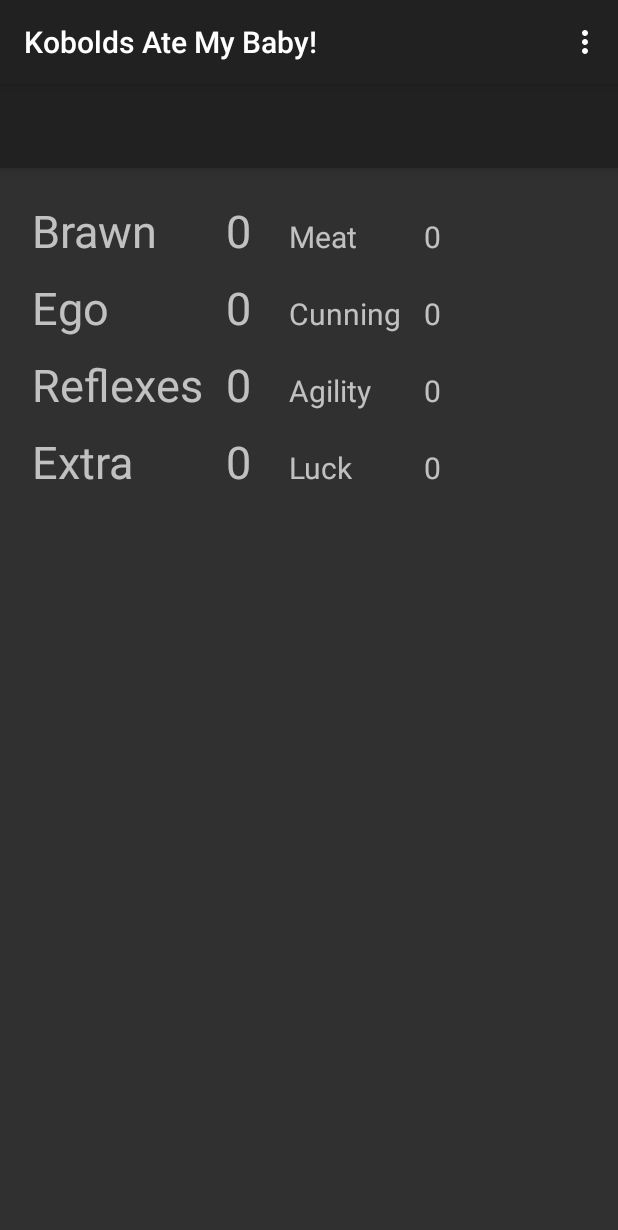
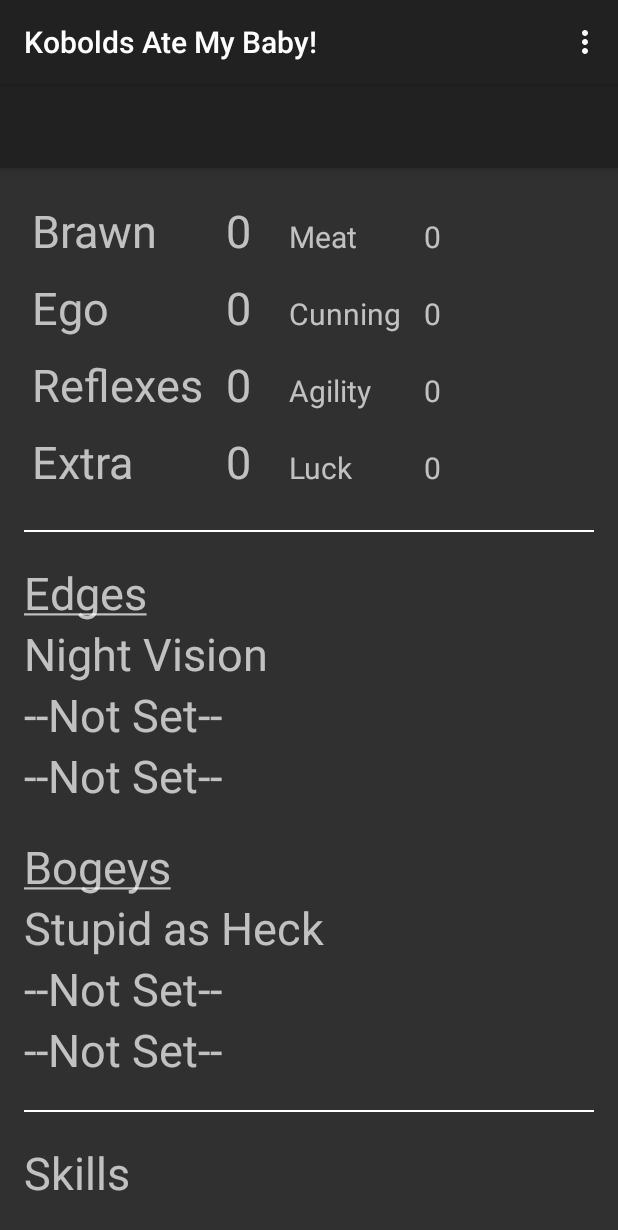
Before and after one commit to k-wiens/kamb, an Android app: the screen it shows after launch (MainActivity), on a phone screen of 412 x 824 dp. Shown: the top 1230 px of the screen. Run offline under Robolectric (Android 15) with nearby library versions, the phone set to English and light mode, and no system bars.

Commit message:
Added a few more sections

```diff
--- a/app/src/main/java/turkeyworks/com/kamb/MainActivity.java
+++ b/app/src/main/java/turkeyworks/com/kamb/MainActivity.java
@@ -1,19 +1,25 @@
 package turkeyworks.com.kamb;
 
+import android.content.DialogInterface;
 import android.content.SharedPreferences;
 import android.os.Bundle;
+import android.preference.PreferenceManager;
 import android.support.design.widget.Snackbar;
+import android.support.v7.app.AlertDialog;
 import android.support.v7.app.AppCompatActivity;
+import android.text.Editable;
+import android.text.TextWatcher;
 import android.util.Log;
 import android.view.Menu;
 import android.view.MenuItem;
+import android.view.View;
+import android.widget.EditText;
 import android.widget.TextView;
 
 public class MainActivity extends AppCompatActivity {
 
     private final String TAG = "MainActivity";
 
-    private String PREF_NAME = "kamb";
     private String PREF_VP = "victoryPoints";
 
     private int iBrawn = 0;
@@ -38,9 +44,6 @@
 
     private int iDeathStrikes;
 
-    // managed in stored preferences
-    private int iVictoryPoints;
-
     @Override
     protected void onCreate(Bundle savedInstanceState) {
         super.onCreate(savedInstanceState);
@@ -48,6 +51,25 @@
 
         this.setTitle("Kobolds Ate My Baby!");
         loadVictoryPoints();
+
+        // add text watcher so we know when victory points are changed
+        EditText vp = (EditText) findViewById(R.id.vp_value);
+        vp.addTextChangedListener(new TextWatcher() {
+
+            @Override
+            public void onTextChanged(CharSequence s, int start, int before,
+                                      int count) { }
+
+            @Override
+            public void beforeTextChanged(CharSequence s, int start, int count,
+                                          int after) { }
+
+            @Override
+            public void afterTextChanged(Editable s) {
+                int points = Integer.parseInt(s.toString());
+                saveVictoryPoints(points);
+            }
+        });
     }
 
     @Override
@@ -128,6 +150,13 @@
         setTextViewValue(R.id.luck_value,    Integer.toString(iLuck));
         setTextViewValue(R.id.cunning_value, Integer.toString(iCunning));
 
+        setTextViewValue(R.id.edge1, sEdge1);
+        setTextViewValue(R.id.edge2, sEdge2);
+        setTextViewValue(R.id.bogey1, sBogey1);
+        setTextViewValue(R.id.bogey2, sBogey2);
+
+        setTextViewValue(R.id.ds_value, Integer.toString(iDeathStrikes));
+
         //endregion
     }
 
@@ -137,14 +166,26 @@
         else Log.e(TAG, "Unable to find TextView");
     }
 
-    private void saveVictoryPoints(int num) {
-        SharedPreferences.Editor editor = getSharedPreferences(PREF_NAME, MODE_PRIVATE).edit();
-        editor.putInt(PREF_VP, iVictoryPoints);
+    private void saveVictoryPoints(int points) {
+        SharedPreferences preferences = PreferenceManager.getDefaultSharedPreferences(this);
+        SharedPreferences.Editor editor = preferences.edit();
+        editor.putInt(PREF_VP, points);
         editor.apply();
     }
 
     private void loadVictoryPoints() {
-        SharedPreferences prefs = getSharedPreferences(PREF_NAME, MODE_PRIVATE);
-        iVictoryPoints = prefs.getInt(PREF_VP, 0); // 0 is the default value.
+        SharedPreferences prefs = PreferenceManager.getDefaultSharedPreferences(this);
+        int points = prefs.getInt(PREF_VP, 0); // 0 is the default value.
+        setTextViewValue(R.id.vp_value, Integer.toString(points));
+    }
+
+    public void showInfo(View view) {
+        String title = ((TextView) view).getText().toString();
+        String info = Lookup.getInfo(title);
+
+        AlertDialog alertDialog = new AlertDialog.Builder(MainActivity.this).create();
+        alertDialog.setTitle(title);
+        alertDialog.setMessage(info);
+        alertDialog.show();
     }
 }
--- a/app/src/main/res/layout/activity_main.xml
+++ b/app/src/main/res/layout/activity_main.xml
@@ -21,6 +21,52 @@
 
     </android.support.design.widget.AppBarLayout>
 
-    <include layout="@layout/content_stats" />
+    <ScrollView
+        xmlns:app="http://schemas.android.com/apk/res-auto"
+        android:layout_width="match_parent"
+        android:layout_height="wrap_content"
+        android:paddingBottom="@dimen/activity_vertical_margin"
+        android:paddingLeft="@dimen/activity_horizontal_margin"
+        android:paddingRight="@dimen/activity_horizontal_margin"
+        android:paddingTop="@dimen/activity_vertical_margin"
+        app:layout_behavior="@string/appbar_scrolling_view_behavior"
+        android:scrollbars="none">
+
+        <LinearLayout
+            android:layout_width="match_parent"
+            android:layout_height="wrap_content"
+            android:orientation="vertical">
+
+            <include layout="@layout/content_stats" />
+
+            <View
+                android:layout_width="match_parent"
+                android:layout_height="1dp"
+                android:layout_marginTop="20dp"
+                android:layout_marginBottom="20dp"
+                android:background="@android:color/white"/>
+
+            <include layout="@layout/content_attrs" />
+
+            <View
+                android:layout_width="match_parent"
+                android:layout_height="1dp"
+                android:layout_marginTop="20dp"
+                android:layout_marginBottom="20dp"
+                android:background="@android:color/white"/>
+
+            <include layout="@layout/content_skills" />
+
+            <View
+                android:layout_width="match_parent"
+                android:layout_height="1dp"
+                android:layout_marginTop="20dp"
+                android:layout_marginBottom="20dp"
+                android:background="@android:color/white"/>
+
+            <include layout="@layout/content_vp" />
+
+        </LinearLayout>
+    </ScrollView>
 
 </android.support.design.widget.CoordinatorLayout>
--- /dev/null
+++ b/app/src/main/res/layout/content_attrs.xml
@@ -0,0 +1,61 @@
+<?xml version="1.0" encoding="utf-8"?>
+<LinearLayout xmlns:android="http://schemas.android.com/apk/res/android"
+    android:layout_width="match_parent"
+    android:layout_height="wrap_content"
+    android:orientation="vertical">
+
+    <!-- Edges -->
+    <TextView
+        android:layout_width="wrap_content"
+        android:layout_height="wrap_content"
+        android:text="@string/edges"
+        android:textSize="30sp"/>
+    <TextView
+        android:layout_width="wrap_content"
+        android:layout_height="wrap_content"
+        android:text="@string/defaultEdge"
+        android:textSize="30sp"
+        android:onClick="showInfo"/>
+    <TextView
+        android:id="@+id/edge1"
+        android:layout_width="wrap_content"
+        android:layout_height="wrap_content"
+        android:text="@string/not_set"
+        android:textSize="30sp"
+        android:onClick="showInfo"/>
+    <TextView
+        android:id="@+id/edge2"
+        android:layout_width="wrap_content"
+        android:layout_height="wrap_content"
+        android:text="@string/not_set"
+        android:textSize="30sp"
+        android:onClick="showInfo"/>
+
+    <!-- Bogeys -->
+    <TextView
+        android:layout_width="wrap_content"
+        android:layout_height="wrap_content"
+        android:layout_marginTop="20dp"
+        android:text="@string/bogeys"
+        android:textSize="30sp"/>
+    <TextView
+        android:layout_width="wrap_content"
+        android:layout_height="wrap_content"
+        android:text="@string/defaultBogey"
+        android:textSize="30sp"
+        android:onClick="showInfo"/>
+    <TextView
+        android:id="@+id/bogey1"
+        android:layout_width="wrap_content"
+        android:layout_height="wrap_content"
+        android:text="@string/not_set"
+        android:textSize="30sp"
+        android:onClick="showInfo"/>
+    <TextView
+        android:id="@+id/bogey2"
+        android:layout_width="wrap_content"
+        android:layout_height="wrap_content"
+        android:text="@string/not_set"
+        android:textSize="30sp"
+        android:onClick="showInfo"/>
+</LinearLayout>
--- /dev/null
+++ b/app/src/main/res/layout/content_skills.xml
@@ -0,0 +1,13 @@
+<?xml version="1.0" encoding="utf-8"?>
+<LinearLayout xmlns:android="http://schemas.android.com/apk/res/android"
+    android:layout_width="match_parent"
+    android:layout_height="wrap_content"
+    android:orientation="vertical">
+
+    <TextView
+        android:layout_width="wrap_content"
+        android:layout_height="wrap_content"
+        android:text="@string/skills"
+        android:textSize="30sp"/>
+
+</LinearLayout>
--- a/app/src/main/res/layout/content_stats.xml
+++ b/app/src/main/res/layout/content_stats.xml
@@ -1,14 +1,7 @@
 <?xml version="1.0" encoding="utf-8"?>
 <TableLayout xmlns:android="http://schemas.android.com/apk/res/android"
-    xmlns:app="http://schemas.android.com/apk/res-auto"
-    android:id="@+id/table_stats"
     android:layout_width="match_parent"
-    android:layout_height="wrap_content"
-    android:paddingBottom="@dimen/activity_vertical_margin"
-    android:paddingLeft="@dimen/activity_horizontal_margin"
-    android:paddingRight="@dimen/activity_horizontal_margin"
-    android:paddingTop="@dimen/activity_vertical_margin"
-    app:layout_behavior="@string/appbar_scrolling_view_behavior" >
+    android:layout_height="wrap_content" >
 
     <!-- 4 columns -->
     <TableRow
--- a/app/src/main/res/values/strings.xml
+++ b/app/src/main/res/values/strings.xml
@@ -8,6 +8,7 @@
 
     <!-- Character Screen -->
     <string name="zero">0</string>
+    <string name="not_set">--Not Set--</string>
 
     <string name="brawn">Brawn</string>
     <string name="ego">Ego</string>
@@ -18,4 +19,14 @@
     <string name="luck">Luck</string>
     <string name="cunning">Cunning</string>
     <string name="agility">Agility</string>
+
+    <string name="edges"><u>Edges</u></string>
+    <string name="bogeys"><u>Bogeys</u></string>
+    <string name="defaultEdge">Night Vision</string>
+    <string name="defaultBogey">Stupid as Heck</string>
+
+    <string name="skills">Skills</string>
+
+    <string name="victory_points">Victory Points:</string>
+    <string name="death_strikes">Death Strikes:</string>
 </resources>
```
Also changed, not shown: app/src/main/java/turkeyworks/com/kamb/Lookup.java (+18 -1 lines), app/src/main/res/layout/content_vp.xml (added, +48 -0 lines).
